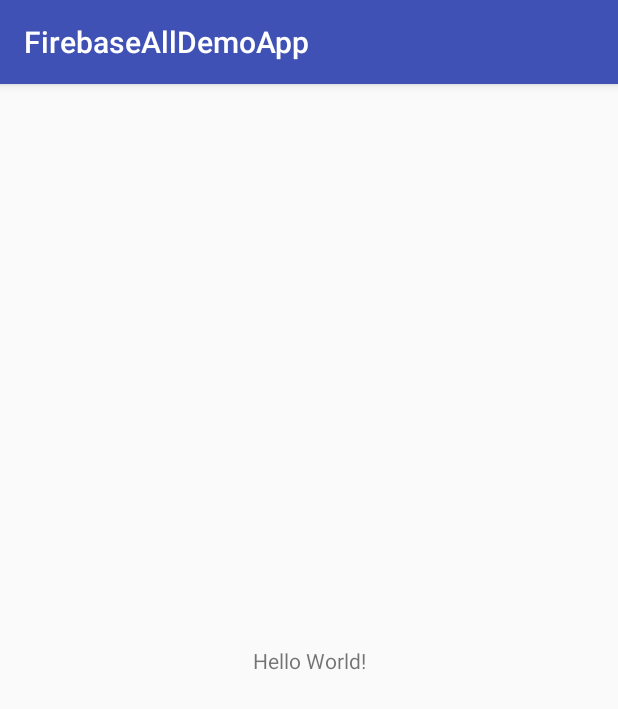
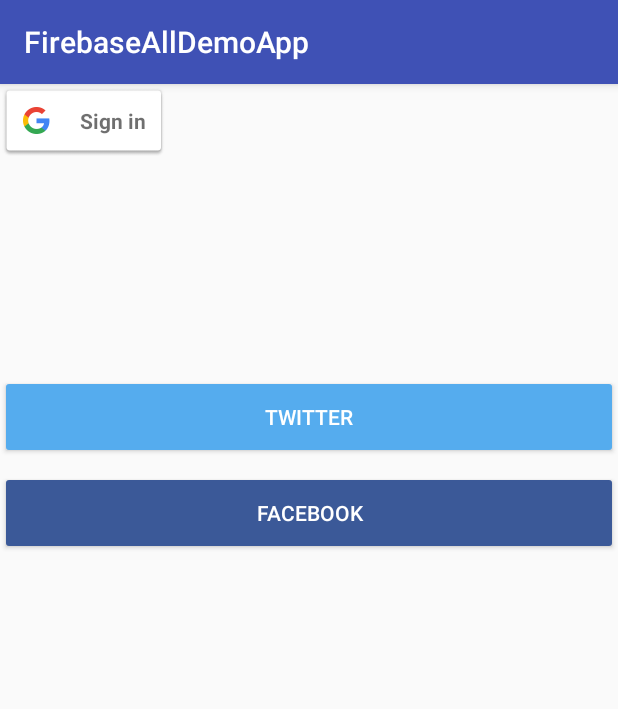
Before and after one commit to maehara08/FirebaseAllDemoApp, an Android app: the screen it shows after launch (LoginActivity), on a phone screen of 412 x 824 dp. Shown: the top 709 px of the screen. Run offline under Robolectric (Android 15) with nearby library versions, the phone set to English and light mode, and no system bars; our stand-ins replace Firebase (no records; nobody signed in at launch, a user with empty details on screens opened directly); 2 statements that could not run were skipped.

Commit message:
add google signin button

```diff
--- a/app/src/main/AndroidManifest.xml
+++ b/app/src/main/AndroidManifest.xml
@@ -2,6 +2,7 @@
 <manifest xmlns:android="http://schemas.android.com/apk/res/android"
     package="com.cs.land.riku_maehara.firebasealldemoapp">
 
+    <uses-permission android:name="android.permission.INTERNET"/>
     <application
         android:allowBackup="true"
         android:icon="@mipmap/ic_launcher"
--- a/app/src/main/java/com/cs/land/riku_maehara/firebasealldemoapp/LoginActivity.kt
+++ b/app/src/main/java/com/cs/land/riku_maehara/firebasealldemoapp/LoginActivity.kt
@@ -1,12 +1,92 @@
 package com.cs.land.riku_maehara.firebasealldemoapp
 
+import android.app.Activity
+import android.content.Intent
+import android.os.Bundle
+import android.support.annotation.IdRes
 import android.support.v7.app.AppCompatActivity
-import android.os.Bundle
+import android.view.View
+import android.widget.Toast
+import com.google.android.gms.auth.api.Auth
+import com.google.android.gms.auth.api.signin.GoogleSignInAccount
+import com.google.android.gms.auth.api.signin.GoogleSignInOptions
+import com.google.android.gms.auth.api.signin.GoogleSignInResult
+import com.google.android.gms.common.SignInButton
+import com.google.android.gms.common.api.CommonStatusCodes
+import com.google.android.gms.common.api.GoogleApiClient
+import com.google.android.gms.tasks.OnCompleteListener
+import com.google.firebase.auth.FirebaseAuth
+import com.google.firebase.auth.GoogleAuthProvider
+import kotlin.properties.Delegates
+
 
 class LoginActivity : AppCompatActivity() {
+    companion object {
+        const val TAG = "LoginActivity";
+        const val REQUEST_CODE_GOOGLE_SIGN_IN = 100
+
+    }
+
+    var googleApiClient: GoogleApiClient by Delegates.notNull()
 
     override fun onCreate(savedInstanceState: Bundle?) {
         super.onCreate(savedInstanceState)
         setContentView(R.layout.activity_login)
+
+        //setup google
+        val googleSignOptions = GoogleSignInOptions.Builder(GoogleSignInOptions.DEFAULT_SIGN_IN)
+                .requestIdToken(getString(R.string.google_web_client_id))
+                .build()
+        googleApiClient = GoogleApiClient.Builder(this)
+                .enableAutoManage(this, GoogleApiClient.OnConnectionFailedListener {
+                    Toast.makeText(this, "Google認証に失敗しました", Toast.LENGTH_SHORT).show()
+                }).addApi(Auth.GOOGLE_SIGN_IN_API, googleSignOptions)
+                .build()
+        val signInGoogleButton: SignInButton = bindView(R.id.google_sign_in_button)
+        signInGoogleButton.apply {
+            setSize(SignInButton.SIZE_STANDARD)
+            setOnClickListener {
+                signInWithGoogle()
+            }
+        }
+
     }
+
+    override fun onActivityResult(requestCode: Int, resultCode: Int, data: Intent?) {
+        super.onActivityResult(requestCode, resultCode, data)
+
+        when (resultCode) {
+            REQUEST_CODE_GOOGLE_SIGN_IN -> {
+                val result = Auth.GoogleSignInApi.getSignInResultFromIntent(data)
+
+            }
+        }
+    }
+
+    private fun signInWithGoogle() {
+        val signInIntent = Auth.GoogleSignInApi.getSignInIntent(googleApiClient)
+        startActivityForResult(signInIntent, REQUEST_CODE_GOOGLE_SIGN_IN)
+    }
+
+    private fun handleSignInWithGoogleResult(result: GoogleSignInResult) {
+        if (result.isSuccess) {
+            // succeed sign in
+            val account = result.signInAccount
+            firebaseAuthWithGoogle(account!!)
+        } else {
+            // failed sign in
+            Toast.makeText(this ,"failed",Toast.LENGTH_SHORT).show()
+        }
+    }
+
+    private fun firebaseAuthWithGoogle(account: GoogleSignInAccount) {
+        val credential = GoogleAuthProvider.getCredential(account.idToken, null)
+        FirebaseAuth.getInstance().signInWithCredential(credential)
+                .addOnCompleteListener(this/*Activity*/, OnCompleteListener {
+                    Toast.makeText(this,"complete!",Toast.LENGTH_SHORT).show()
+                })
+    }
+
 }
+
+fun <T : View> Activity.bindView(@IdRes id: Int): T = findViewById(id) as T
--- a/app/src/main/res/layout/activity_login.xml
+++ b/app/src/main/res/layout/activity_login.xml
@@ -6,13 +6,38 @@
     android:layout_height="match_parent"
     tools:context="com.cs.land.riku_maehara.firebasealldemoapp.LoginActivity">
 
-    <TextView
-        android:layout_width="wrap_content"
-        android:layout_height="wrap_content"
-        android:text="Hello World!"
-        app:layout_constraintBottom_toBottomOf="parent"
-        app:layout_constraintLeft_toLeftOf="parent"
-        app:layout_constraintRight_toRightOf="parent"
-        app:layout_constraintTop_toTopOf="parent" />
+
+        <com.google.android.gms.common.SignInButton
+            android:id="@+id/google_sign_in_button"
+            android:layout_width="wrap_content"
+            android:layout_height="wrap_content"
+            android:layout_margin="@dimen/margin_medium" />
+
+        <Button
+            android:id="@+id/facebookButton"
+            android:layout_width="fill_parent"
+            android:layout_height="56dp"
+            android:layout_above="@+id/twitterButton"
+            android:text="@string/facebook"
+            android:theme="@style/FacebookButtonStyle"
+            app:layout_constraintLeft_toLeftOf="parent"
+            app:layout_constraintRight_toRightOf="parent"
+            app:layout_constraintTop_toTopOf="parent"
+            android:layout_marginTop="258dp"
+            app:layout_constraintHorizontal_bias="0.0" />
+
+        <Button
+            android:id="@+id/twitterButton"
+            android:layout_width="fill_parent"
+            android:layout_height="56dp"
+            android:text="@string/twitter"
+            android:theme="@style/TwitterButtonStyle"
+            app:layout_constraintLeft_toLeftOf="parent"
+            app:layout_constraintRight_toRightOf="parent"
+            android:layout_marginTop="8dp"
+            app:layout_constraintTop_toBottomOf="@+id/googlePlusButton"
+            app:layout_constraintHorizontal_bias="0.0"
+            android:layout_marginBottom="8dp"
+            app:layout_constraintBottom_toTopOf="@+id/facebookButton" />
 
 </android.support.constraint.ConstraintLayout>
--- a/app/src/main/res/values/dimens.xml
+++ b/app/src/main/res/values/dimens.xml
@@ -5,4 +5,5 @@
     <dimen name="nav_header_vertical_spacing">16dp</dimen>
     <dimen name="nav_header_height">160dp</dimen>
     <dimen name="fab_margin">16dp</dimen>
+    <dimen name="margin_medium">16dp</dimen>
 </resources>
--- a/app/src/main/res/values/strings.xml
+++ b/app/src/main/res/values/strings.xml
@@ -6,4 +6,9 @@
     <string name="navigation_drawer_close">Close navigation drawer</string>
 
     <string name="action_settings">Settings</string>
+
+    <!--google login-->
+    <string name="googlePlus">Google</string>
+    <string name="facebook">Facebook</string>
+    <string name="twitter">Twitter</string>
 </resources>
--- a/app/src/main/res/values/styles.xml
+++ b/app/src/main/res/values/styles.xml
@@ -17,4 +17,25 @@
 
     <style name="AppTheme.PopupOverlay" parent="ThemeOverlay.AppCompat.Light" />
 
+    <!--login button-->
+
+    <style name="Theme.MyTheme1.Light.NoActionBar" parent="Theme.AppCompat.Light.NoActionBar">
+        <item name="android:windowBackground">@android:color/white</item>
+    </style>
+
+    <style name="GooglePlusButtonStyle" parent="Widget.AppCompat.Button">
+        <item name="colorButtonNormal">#dd4b39</item>
+        <item name="android:textColor">#FFFFFF</item>
+    </style>
+
+    <style name="FacebookButtonStyle" parent="Widget.AppCompat.Button">
+        <item name="colorButtonNormal">#3b5998</item>
+        <item name="android:textColor">#FFFFFF</item>
+    </style>
+
+    <style name="TwitterButtonStyle" parent="Widget.AppCompat.Button">
+        <item name="colorButtonNormal">#55acee</item>
+        <item name="android:textColor">#FFFFFF</item>
+    </style>
+
 </resources>
--- a/build.gradle
+++ b/build.gradle
@@ -8,7 +8,8 @@ buildscript {
     dependencies {
         classpath 'com.android.tools.build:gradle:2.3.0'
         classpath "org.jetbrains.kotlin:kotlin-gradle-plugin:$kotlin_version"
-
+        //firebase
+        classpath 'com.google.gms:google-services:3.0.0'
         // NOTE: Do not place your application dependencies here; they belong
         // in the individual module build.gradle files
     }
```
Also changed, not shown: app/build.gradle (+27 -1 lines), app/src/main/res/values/colors.xml (+7 -0 lines), 1 other file.
